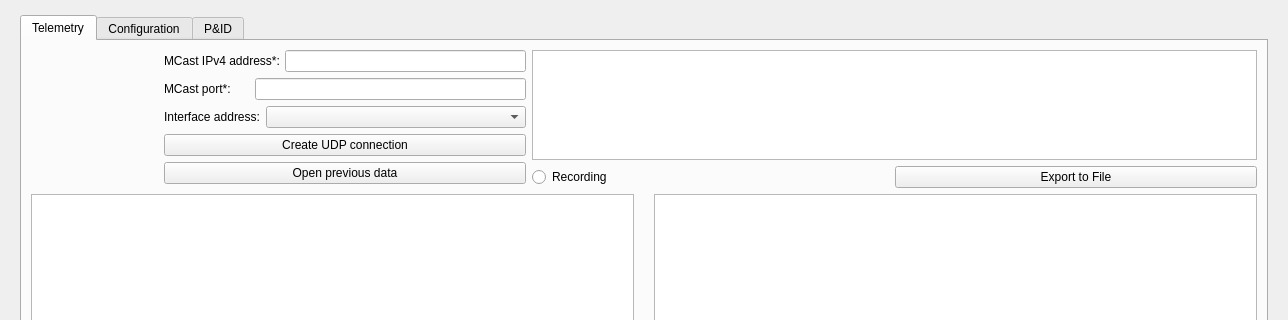
Before: the Qt Designer form main_window/ui/form.ui in CarletonURocketry/hybrid-engine-ui, drawn with Qt 5; both pictures show x 0 to 1288 and y 0 to 320 of the 1288 by 892 pixel window.
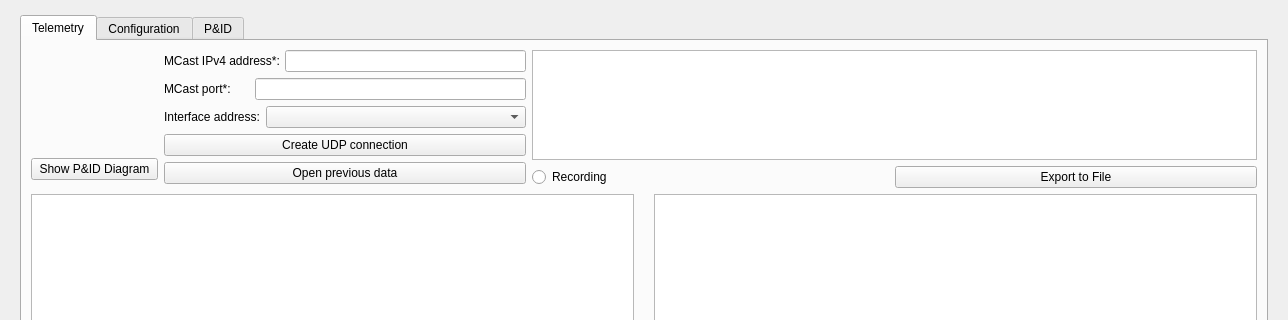
After: the same form once the commit is applied. Icons and pictures are not drawn. Custom widgets are drawn as their Qt base class.

Commit message: Start working on PID diagram window

Diff of the .ui file:
```diff
--- a/main_window/ui/form.ui
+++ b/main_window/ui/form.ui
@@ -50,11 +50,13 @@
       </attribute>
       <layout class="QVBoxLayout" name="verticalLayout">
        <item>
-        <layout class="QHBoxLayout" name="controlLayout" stretch="3,2,4,0">
+        <layout class="QHBoxLayout" name="controlLayout" stretch="0,2,4,0">
          <property name="sizeConstraint">
           <enum>QLayout::SizeConstraint::SetDefaultConstraint</enum>
          </property>
          <item>
+          <layout class="QVBoxLayout" name="logoLayout">
+           <item>
           <widget class="QLabel" name="logoLabel">
            <property name="sizePolicy">
             <sizepolicy hsizetype="Expanding" vsizetype="Expanding">
@@ -84,6 +86,15 @@
             <bool>true</bool>
            </property>
           </widget>
+           </item>
+           <item>
+            <widget class="QPushButton" name="showPIDButton">
+             <property name="text">
+              <string>Show P&amp;&amp;ID Diagram</string>
+             </property>
+            </widget>
+           </item>
+          </layout>
          </item>
          <item>
           <layout class="QVBoxLayout" name="connectionLayout_2">
```
Lines whose indentation alone changed are shown as unchanged. The commit also changes 5 other files.
